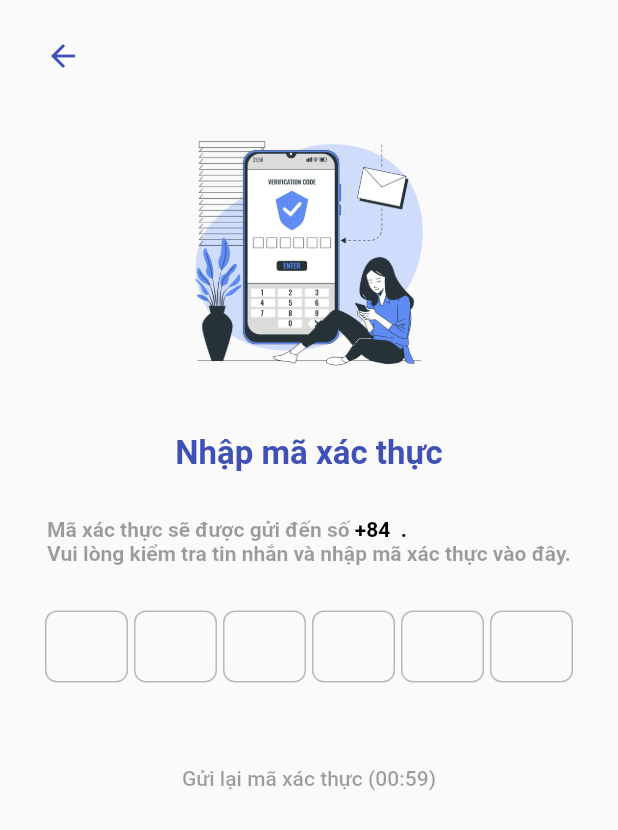
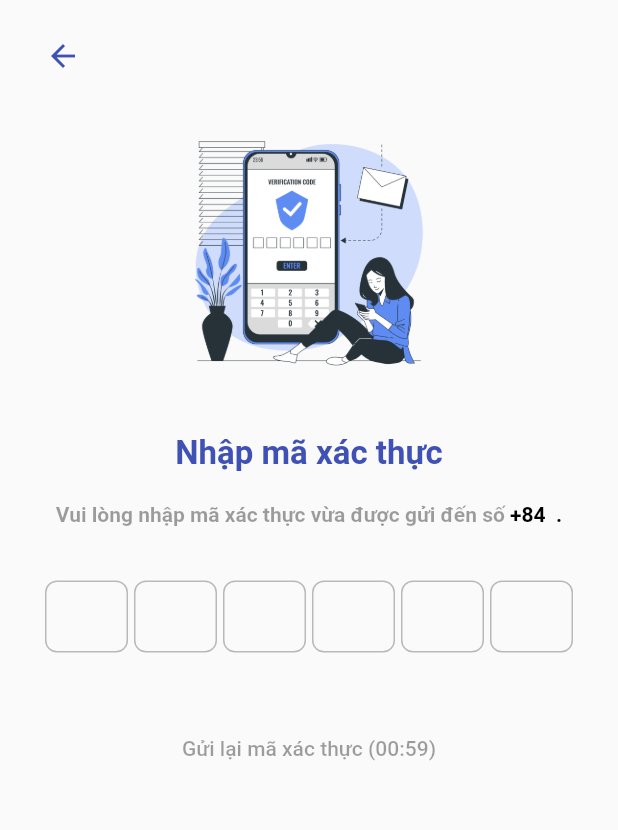
Before and after one commit to brotherHood5/E-Taxi, a Flutter app: the VerifyOtpScreen screen opened directly with empty values, on a phone screen of 412 x 824 dp. Shown: the top 830 px of the screen. Run offline on Flutter 3.47's test engine with Material 2 defaults, Android fonts, the light colour scheme and no system bars; drawn by our look-alikes of otp_text_field; our stand-ins replace easy_debounce, easy_localization, flutter_dotenv, flutter_easyloading, flutter_svg, geolocator and 7 more; missing offline and left inert: flutter_osm_plugin, hidable, universal_html; accounts and stored records are empty; network calls fail.

Commit message:
update verify otp screen

```diff
--- a/driver-mobile-app/lib/main.dart
+++ b/driver-mobile-app/lib/main.dart
@@ -24,9 +24,7 @@ class Messages extends Translations {
           "forgot_password_text": "Quên mật khẩu",
           "password_wrong_text": "Mật khẩu không đúng, bạn còn {} lần thử lại",
           "otp_screen_title": "Nhập mã xác thực",
-          "otp_screen_hint_1": "Mã xác thực sẽ được gửi đến số",
-          "otp_screen_hint_2":
-              "Vui lòng kiểm tra tin nhắn và nhập mã xác thực vào đây.",
+          "otp_screen_hint": "Vui lòng nhập mã xác thực vừa được gửi đến số",
           "invalid_otp": "Mã xác thực không chính xác. Vui lòng nhập lại.",
           "resend_otp_text": "Gửi lại mã xác thực",
           "finish_signup_title": "Hoàn tất đăng ký",
--- a/driver-mobile-app/lib/pages/auth/verify_otp.dart
+++ b/driver-mobile-app/lib/pages/auth/verify_otp.dart
@@ -138,10 +138,11 @@ class VerifyPhoneNumberState extends State<VerifyOtpScreen> {
                 color: kPrimaryColor,
               ),
             ),
-            const SizedBox(height: 30),
+            const SizedBox(height: 20),
             RichText(
+              textAlign: TextAlign.center,
               text: TextSpan(
-                    text: "otp_screen_hint_1".tr,
+                  text: "otp_screen_hint".tr,
                   style: TextStyle(
                     fontSize: 14,
                     color: Colors.black38,
@@ -156,16 +157,9 @@ class VerifyPhoneNumberState extends State<VerifyOtpScreen> {
                         fontWeight: FontWeight.bold,
                       ),
                     ),
-                  TextSpan(
-                    text: "otp_screen_hint_2".tr,
-                    style: TextStyle(
-                      fontSize: 14,
-                      color: Colors.black38,
-                      fontWeight: FontWeight.bold,
+                  ]),
             ),
-                  )
-                ])),
-            const SizedBox(height: 30),
+            const SizedBox(height: 20),
             OTPTextField(
               hasError: isOtpWrong,
               obscureText: false,
```
Lines whose indentation alone changed are shown as unchanged.
